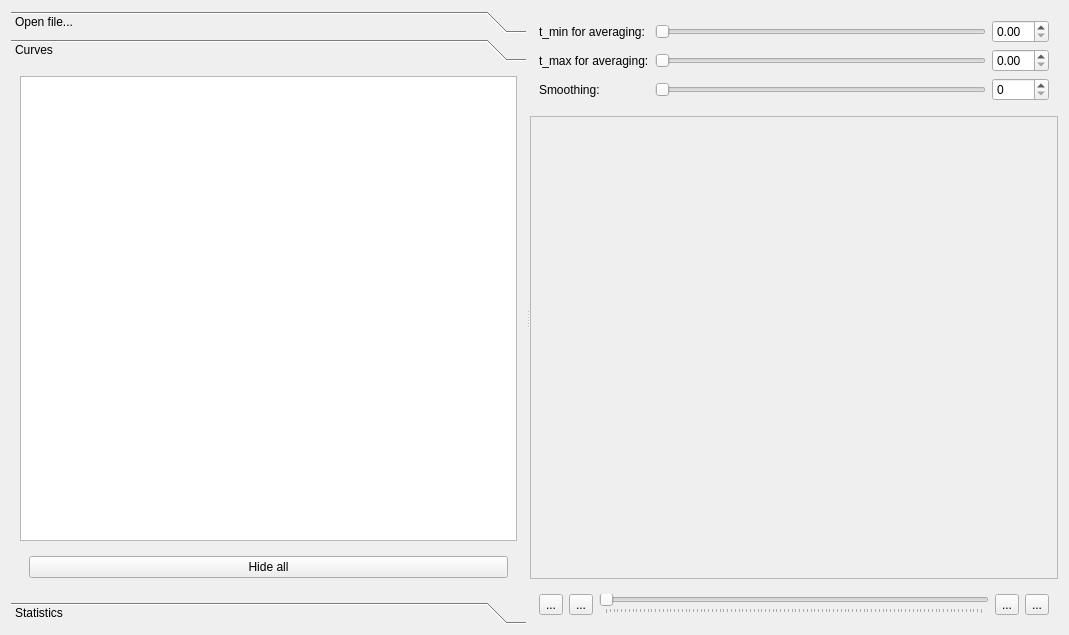
awacha/mdscripts, file src/mdscripts/extract_energy.ui: the form before one commit.
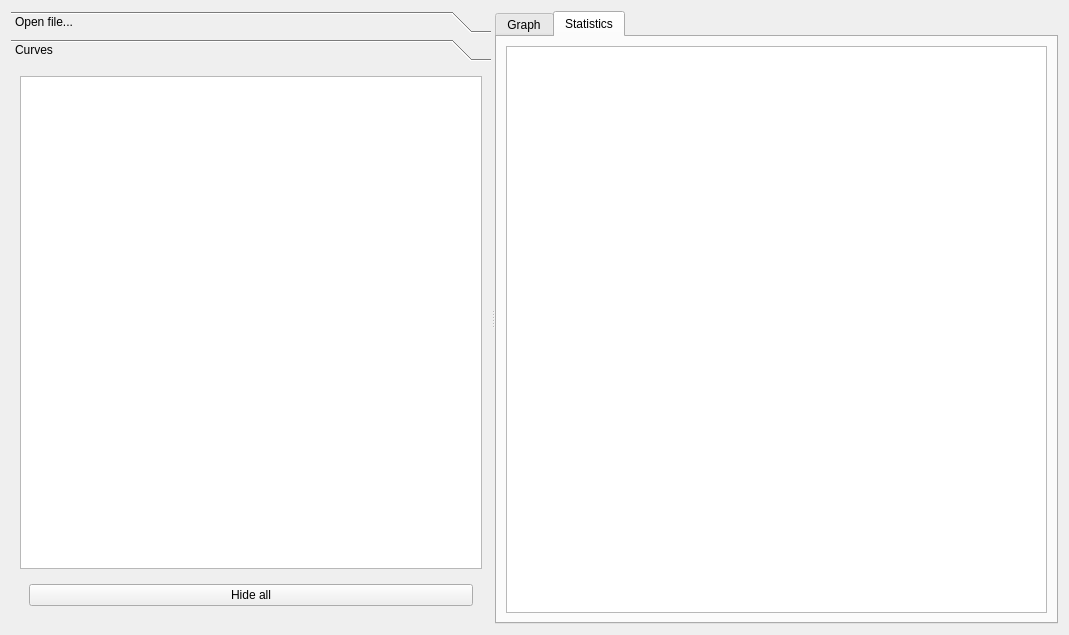
The form after the commit. The open tabs and pages were chosen to show the change. Icons and pictures are not drawn.

Commit message: UI improvements in extract_energy

Diff of the .ui file:
```diff
--- a/src/mdscripts/extract_energy.ui
+++ b/src/mdscripts/extract_energy.ui
@@ -19,7 +19,7 @@
   <property name="windowTitle">
    <string>gmx_extract_energy</string>
   </property>
-  <layout class="QHBoxLayout" name="horizontalLayout">
+     <layout class="QVBoxLayout" name="verticalLayout_7">
    <item>
     <widget class="QSplitter" name="splitter">
      <property name="orientation">
@@ -52,8 +52,8 @@
         <rect>
          <x>0</x>
          <y>0</y>
-         <width>558</width>
-            <height>524</height>
+            <width>473</width>
+            <height>555</height>
         </rect>
        </property>
        <attribute name="label">
@@ -78,17 +78,17 @@
         </item>
        </layout>
       </widget>
-         <widget class="QWidget" name="statisticsPage">
-             <attribute name="label">
-                 <string>Statistics</string>
-             </attribute>
-             <layout class="QVBoxLayout" name="verticalLayout_4">
+     </widget>
+        <widget class="QTabWidget" name="tabWidget">
+            <property name="currentIndex">
+                <number>0</number>
+            </property>
+            <widget class="QWidget" name="tab">
+                <attribute name="title">
+                    <string>Graph</string>
+                </attribute>
+                <layout class="QVBoxLayout" name="verticalLayout_6">
                  <item>
-                     <widget class="QTreeView" name="statisticsTreeView"/>
-                 </item>
-             </layout>
-         </widget>
-     </widget>
      <widget class="QWidget" name="widget" native="true">
       <property name="sizePolicy">
        <sizepolicy hsizetype="Preferred" vsizetype="Expanding">
@@ -134,13 +134,6 @@
                       <item row="1" column="2">
                           <widget class="QDoubleSpinBox" name="tmaxSpinBox"/>
                       </item>
-                      <item row="2" column="0">
-                          <widget class="QLabel" name="label_3">
-                              <property name="text">
-                                  <string>Smoothing:</string>
-                              </property>
-                          </widget>
-                      </item>
                       <item row="2" column="1">
                           <widget class="QSlider" name="smoothingSlider">
                               <property name="maximum">
@@ -245,6 +238,24 @@
         </widget>
        </item>
       </layout>
+                        </widget>
+                    </item>
+                </layout>
+            </widget>
+            <widget class="QWidget" name="tab_2">
+                <attribute name="title">
+                    <string>Statistics</string>
+                </attribute>
+                <layout class="QVBoxLayout" name="verticalLayout_8">
+                    <item>
+                        <widget class="QTreeView" name="statisticsTreeView">
+                            <property name="alternatingRowColors">
+                                <bool>true</bool>
+                            </property>
+                        </widget>
+                    </item>
+                </layout>
+            </widget>
      </widget>
     </widget>
    </item>
```
Left out of the diff: 19 changed lines with no effect on the pictures. Lines whose indentation alone changed are shown as unchanged. The commit also changes 2 other files.
